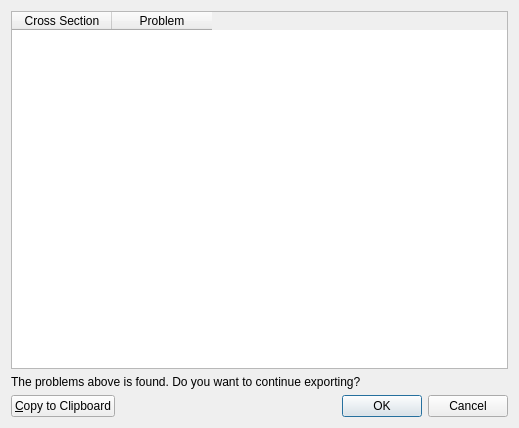
Qt form libs/geodata/riversurvey/private/geodatariversurveyjmkexporter_problemsdialog.ui (i-RIC/prepost-gui) before a commit.
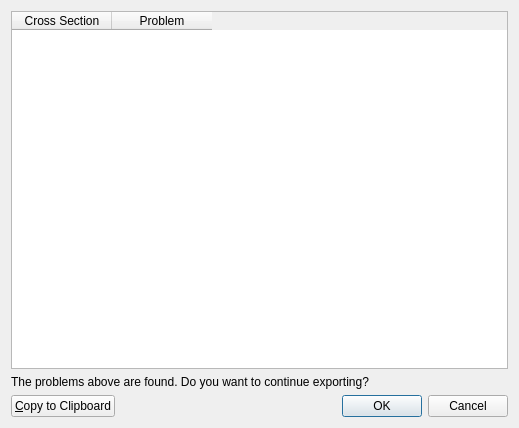
The same form after that commit.

```diff
--- a/libs/geodata/riversurvey/private/geodatariversurveyjmkexporter_problemsdialog.ui
+++ b/libs/geodata/riversurvey/private/geodatariversurveyjmkexporter_problemsdialog.ui
@@ -31,7 +31,7 @@
    <item>
     <widget class="QLabel" name="label">
      <property name="text">
-      <string>The problems above is found. Do you want to continue exporting?</string>
+      <string>The problems above are found. Do you want to continue exporting?</string>
      </property>
      <property name="wordWrap">
       <bool>true</bool>
```
